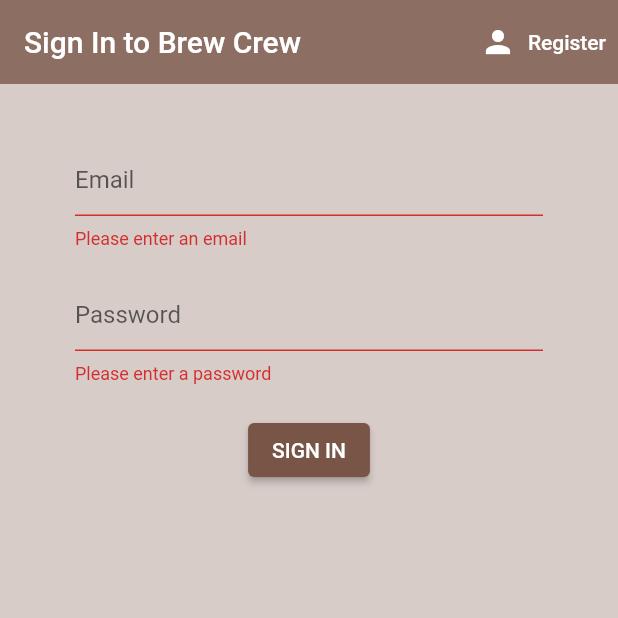
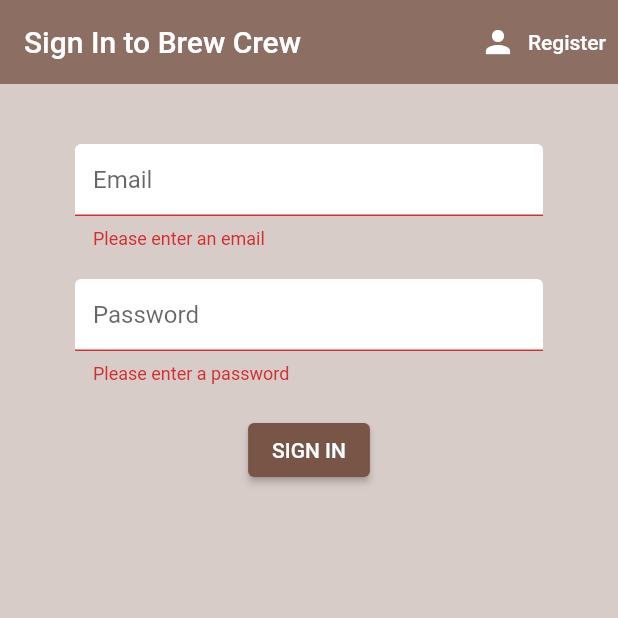
Before and after one commit to HighLiuk/flutter_firebase_tutorial, a Flutter app: the screen it shows after launch, after a tap on "SIGN IN", on a phone screen of 412 x 824 dp, the top half of it. Run offline on Flutter 3.47's test engine with Material 2 defaults, Android fonts, the phone set to English and light mode, and no system bars; our stand-ins replace firebase_auth, firebase_core; accounts and stored records are empty.

Commit message:
🎨 Better Form Styling

```diff
--- a/lib/state/with_email_and_password.dart
+++ b/lib/state/with_email_and_password.dart
@@ -27,9 +27,7 @@
           email = value;
         });
       },
-      decoration: const InputDecoration(
-        hintText: 'Email',
-      ),
+      decoration: _inputDecoration('Email'),
     );
   }
 
@@ -52,8 +50,28 @@
         });
       },
       obscureText: true,
-      decoration: const InputDecoration(
-        hintText: 'Password',
+      decoration: _inputDecoration('Password'),
+    );
+  }
+
+  InputDecoration _inputDecoration(
+    String hintText,
+  ) {
+    return InputDecoration(
+      hintText: hintText,
+      fillColor: Colors.white,
+      filled: true,
+      enabledBorder: const OutlineInputBorder(
+        borderSide: BorderSide(
+          color: Colors.white,
+          width: 2,
+        ),
+      ),
+      focusedBorder: const OutlineInputBorder(
+        borderSide: BorderSide(
+          color: Colors.brown,
+          width: 2,
+        ),
       ),
     );
   }
```
